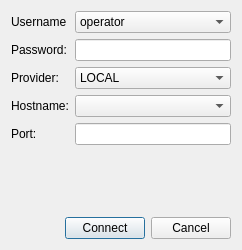
Above: src/pythonGui/karabogui/dialogs/logindialog.ui from European-XFEL/Karabo before the change. Below: the same form after it.
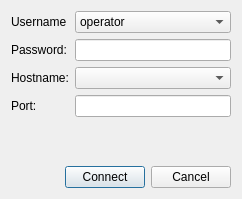
That is the form after the change.

Diff of the .ui file:
```diff
--- a/src/pythonGui/karabogui/dialogs/logindialog.ui
+++ b/src/pythonGui/karabogui/dialogs/logindialog.ui
@@ -7,7 +7,7 @@
     <x>0</x>
     <y>0</y>
     <width>242</width>
-    <height>250</height>
+    <height>199</height>
    </rect>
   </property>
   <property name="windowTitle">
@@ -38,44 +38,23 @@
       </widget>
      </item>
      <item row="2" column="0">
-      <widget class="QLabel" name="laProvider">
-       <property name="text">
-        <string>Provider:</string>
-       </property>
-      </widget>
-     </item>
-     <item row="2" column="1">
-      <widget class="QComboBox" name="ui_provider">
-       <item>
-        <property name="text">
-         <string>LOCAL</string>
-        </property>
-       </item>
-       <item>
-        <property name="text">
-         <string>KERBEROS</string>
-        </property>
-       </item>
-      </widget>
-     </item>
-     <item row="3" column="0">
       <widget class="QLabel" name="laHostname">
        <property name="text">
         <string>Hostname:</string>
        </property>
       </widget>
      </item>
-     <item row="3" column="1">
+     <item row="2" column="1">
       <widget class="QComboBox" name="ui_hostname"/>
      </item>
-     <item row="4" column="0">
+     <item row="3" column="0">
       <widget class="QLabel" name="laPort">
        <property name="text">
         <string>Port:</string>
        </property>
       </widget>
      </item>
-     <item row="4" column="1">
+     <item row="3" column="1">
       <widget class="QLineEdit" name="ui_port"/>
      </item>
      <item row="0" column="1">
```
Left out of the diff: 64 changed lines with no effect on the pictures.
